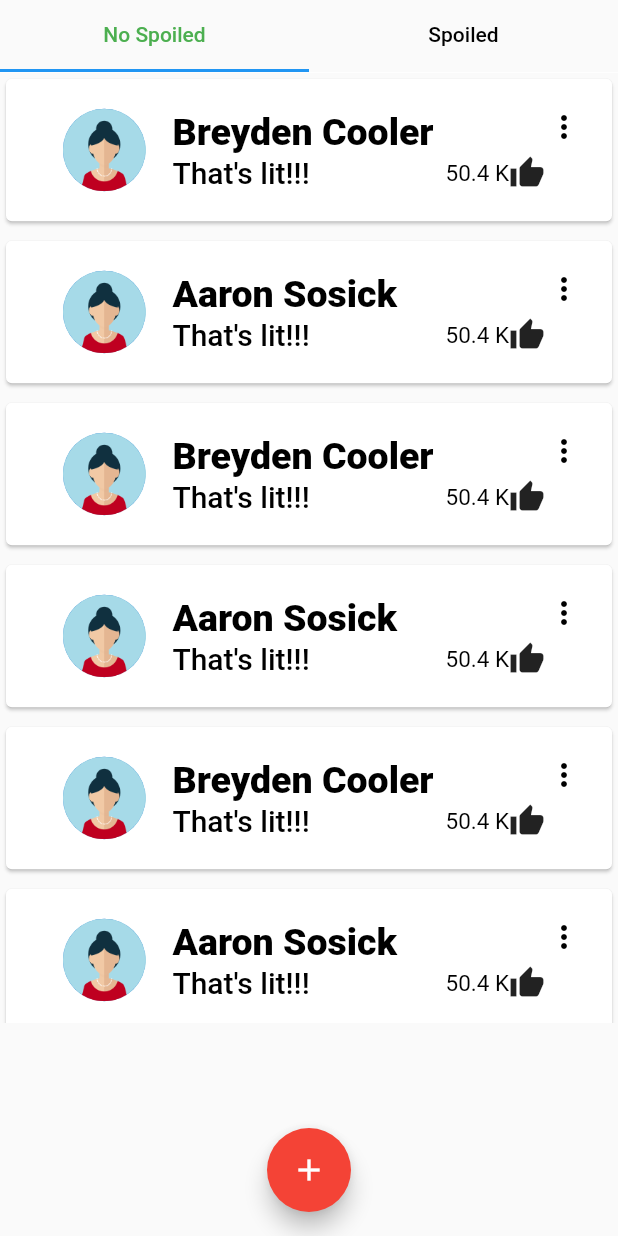
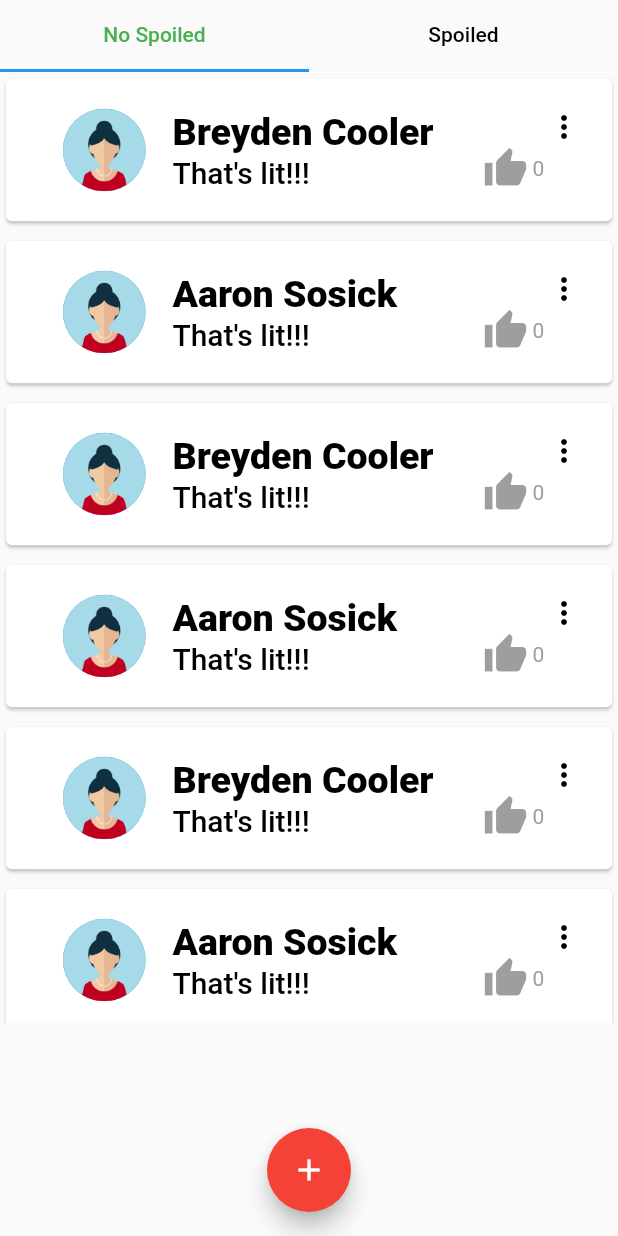
Before and after one commit to pipiipin/Rate-me, a Flutter app: the Tab1 screen opened directly, after a tap on the "add" icon, on a phone screen of 412 x 824 dp. Run offline on Flutter 3.47's test engine with Material 2 defaults, Android fonts, the phone set to English and light mode, and no system bars; drawn by our look-alikes of like_button; our stand-ins replace dio, firebase_auth, firebase_core, flutter_rating_bar, flutter_riverpod, lottie; missing offline and left inert: flutter_animated_dialog, tmdb_api; accounts and stored records are empty; Roboto replaces fonts that are missing (Sarala).

Commit message:
[UPDATE} ALL
FRONTEND
FINISH!!!

```diff
--- a/rate_me/lib/components/tab_view.dart
+++ b/rate_me/lib/components/tab_view.dart
@@ -1,4 +1,8 @@
 import 'package:flutter/material.dart';
+import 'package:rate_me/components/comment.dart';
+import 'package:flutter_animated_dialog/flutter_animated_dialog.dart';
+import 'package:rate_me/screens/otherReview.dart';
+import 'package:like_button/like_button.dart';
 
 class TabBarPage extends StatefulWidget {
   const TabBarPage({Key? key}) : super(key: key);
@@ -41,7 +45,8 @@ class _TabBarPageState extends State<TabBarPage>
               Center(
                 child: TabBar(
                   indicatorColor: Colors.white,
-                  unselectedLabelColor: const Color.fromARGB(255, 189, 189, 189),
+                  unselectedLabelColor:
+                      const Color.fromARGB(255, 189, 189, 189),
                   indicatorSize: TabBarIndicatorSize.label,
                   indicator: BoxDecoration(
                     borderRadius: BorderRadius.circular(50),
@@ -148,6 +153,13 @@ class _Tab1 extends State<Tab1> {
                 children: [
                   Expanded(
                     flex: 1,
+                    child: InkWell(
+                      onTap: () {
+                        Navigator.push(
+                            context,
+                            MaterialPageRoute(
+                                builder: (context) => const OtherReview()));
+                      },
                       child: CircleAvatar(
                         radius: 80,
                         child: Image.asset(
@@ -158,13 +170,21 @@ class _Tab1 extends State<Tab1> {
                         ),
                       ),
                     ),
+                  ),
                   Expanded(
                     flex: 2,
                     child: Column(
                       mainAxisAlignment: MainAxisAlignment.spaceEvenly,
                       crossAxisAlignment: CrossAxisAlignment.start,
                       children: [
-                        Text(
+                        InkWell(
+                          onTap: () {
+                            Navigator.push(
+                                context,
+                                MaterialPageRoute(
+                                    builder: (context) => const OtherReview()));
+                          },
+                          child: Text(
                             users[index],
                             overflow: TextOverflow.ellipsis,
                             textAlign: TextAlign.center,
@@ -173,6 +193,7 @@ class _Tab1 extends State<Tab1> {
                               fontFamily: 'Sarala',
                               fontWeight: FontWeight.w800,
                               color: Colors.black,
+                            ),
                           ),
                         ),
                         const Text(
@@ -196,22 +217,22 @@ class _Tab1 extends State<Tab1> {
                       crossAxisAlignment: CrossAxisAlignment.end,
                       children: [
                         const Icon(Icons.more_vert, color: Colors.black),
-                        Row(
-                          children: const [
-                            Text(
-                              '50.4 K',
-                              textAlign: TextAlign.left,
-                              style: TextStyle(
-                                fontSize: 15.0,
-                                fontFamily: 'Sarala',
-                                fontWeight: FontWeight.w400,
-                                color: Color.fromARGB(255, 0, 0, 0),
+                        LikeButton(
+                          size: 30,
+                          circleColor: const CircleColor(
+                              start: Colors.yellow, end: Colors.amber),
+                          bubblesColor: const BubblesColor(
+                            dotPrimaryColor: Colors.yellow,
+                            dotSecondaryColor: Colors.amber,
                           ),
-                            ),
-                            Icon(
+                          likeBuilder: (bool isLiked) {
+                            return Icon(
                               Icons.thumb_up,
-                            )
-                          ],
+                              color: isLiked ? Colors.amber : Colors.grey,
+                              size: 30,
+                            );
+                          },
+                          likeCount: 0,
                         ),
                       ],
                     ),
@@ -244,6 +265,13 @@ class _Tab1 extends State<Tab1> {
                 children: [
                   Expanded(
                     flex: 1,
+                    child: InkWell(
+                      onTap: () {
+                        Navigator.push(
+                            context,
+                            MaterialPageRoute(
+                                builder: (context) => const OtherReview()));
+                      },
                       child: CircleAvatar(
                         radius: 80,
                         child: Image.asset(
@@ -254,13 +282,21 @@ class _Tab1 extends State<Tab1> {
                         ),
                       ),
                     ),
+                  ),
                   Expanded(
                     flex: 2,
                     child: Column(
                       mainAxisAlignment: MainAxisAlignment.spaceEvenly,
                       crossAxisAlignment: CrossAxisAlignment.start,
                       children: [
-                        Text(
+                        InkWell(
+                          onTap: () {
+                            Navigator.push(
+                                context,
+                                MaterialPageRoute(
+                                    builder: (context) => const OtherReview()));
+                          },
+                          child: Text(
                             users[index],
                             overflow: TextOverflow.ellipsis,
                             textAlign: TextAlign.center,
@@ -269,6 +305,7 @@ class _Tab1 extends State<Tab1> {
                               fontFamily: 'Sarala',
                               fontWeight: FontWeight.w800,
                               color: Colors.black,
+                            ),
                           ),
                         ),
                         const Text(
@@ -292,22 +329,25 @@ class _Tab1 extends State<Tab1> {
                       crossAxisAlignment: CrossAxisAlignment.end,
                       children: [
                         const Icon(Icons.more_vert, color: Colors.black),
-                        Row(
-                          children: const [
-                            Text(
-                              '50.4 K',
-                              textAlign: TextAlign.left,
-                              style: TextStyle(
-                                fontSize: 15.0,
-                                fontFamily: 'Sarala',
-                                fontWeight: FontWeight.w400,
-                                color: Color.fromARGB(255, 0, 0, 0),
+                        LikeButton(
+                          size: 30,
+                          circleColor: const CircleColor(
+                              start: Colors.yellow, end: Colors.amber),
+                          bubblesColor:  const BubblesColor(
+                            dotPrimaryColor: Colors.yellow,
+                            dotSecondaryColor: Colors.amber,
                           ),
-                            ),
-                            Icon(
+                          likeBuilder: (bool isLiked) {
+                            return Icon(
                               Icons.thumb_up,
-                            )
-                          ],
+                              color: isLiked
+                                  ? Colors.amber
+                                  : Colors.grey,
+                              size: 30,
+                            );
+                          },
+                          likeCount: 0,
+
                         ),
                       ],
                     ),
@@ -321,13 +361,26 @@ class _Tab1 extends State<Tab1> {
     );
   }
 
+  _displayDialog(BuildContext context) {
+    showAnimatedDialog(
+      context: context,
+      barrierDismissible: true,
+      builder: (BuildContext context) {
+        return const CommentScreen();
+      },
+      animationType: DialogTransitionType.sizeFade,
+    );
+  }
+
   @override
   Widget build(BuildContext context) {
     return Scaffold(
       floatingActionButton: FloatingActionButton(
-        onPressed: () {},
+        onPressed: () {
+          _displayDialog(context);
+        },
         backgroundColor: Colors.red,
-        child: Icon(Icons.add),
+        child: const Icon(Icons.add),
       ),
       floatingActionButtonLocation: FloatingActionButtonLocation.centerFloat,
       body: DefaultTabController(
--- a/rate_me/pubspec.yaml
+++ b/rate_me/pubspec.yaml
@@ -29,6 +29,7 @@ environment:
 dependencies:
   smooth_star_rating: ^1.1.1
   email_validator: ^2.0.1
+  like_button: ^2.0.4
   flutter:
     sdk: flutter
 
```
Also changed, not shown: rate_me/lib/components/comment.dart (+54 -32 lines), rate_me/lib/screens/otherReview.dart (+32 -41 lines), rate_me/pubspec.lock. Lines whose indentation alone changed are shown as unchanged.
